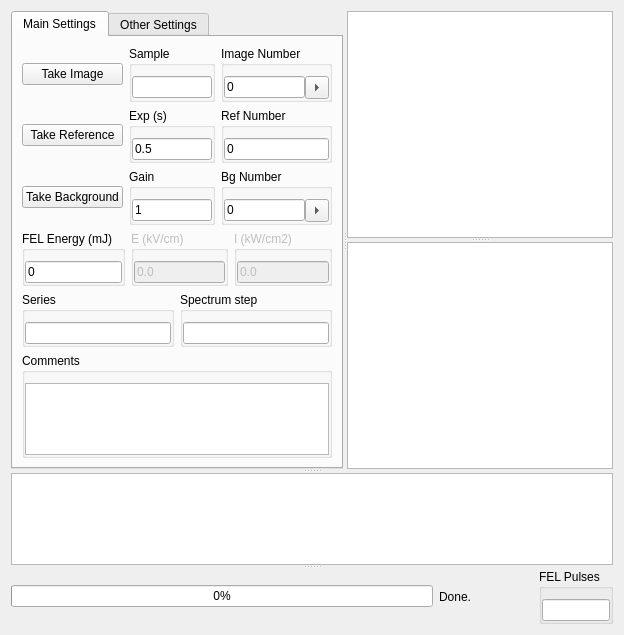
Above: UIs/TwoColorAbs.ui from SherwinGroup/EMCCD-psychic before the change. Below: the same form after it.
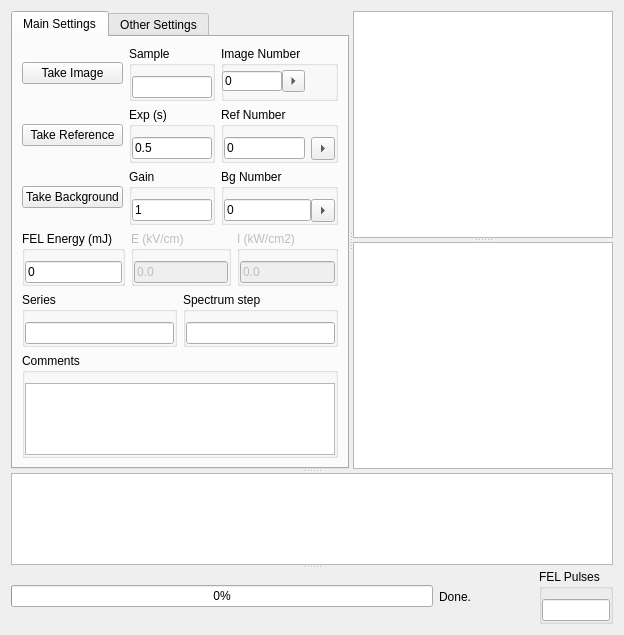
That is the form after the change. Custom widgets are drawn as their Qt base class.

Patch:
```diff
--- a/UIs/TwoColorAbs.ui
+++ b/UIs/TwoColorAbs.ui
@@ -236,40 +236,35 @@
              <property name="checkable">
               <bool>false</bool>
              </property>
-             <layout class="QGridLayout" name="gridLayout_7">
-              <property name="leftMargin">
-               <number>0</number>
+             <widget class="QINumberEdit" name="tCCDImageNum">
+              <property name="geometry">
+               <rect>
+                <x>1</x>
+                <y>25</y>
+                <width>60</width>
+                <height>20</height>
+               </rect>
               </property>
-              <property name="topMargin">
-               <number>10</number>
+              <property name="text">
+               <string>0</string>
               </property>
-              <property name="rightMargin">
-               <number>0</number>
+             </widget>
+             <widget class="QToolButton" name="bProcessImageSequence">
+              <property name="geometry">
+               <rect>
+                <x>61</x>
+                <y>24</y>
+                <width>23</width>
+                <height>22</height>
+               </rect>
               </property>
-              <property name="bottomMargin">
-               <number>0</number>
+              <property name="text">
+               <string/>
               </property>
-              <property name="spacing">
-               <number>0</number>
+              <property name="arrowType">
+               <enum>Qt::RightArrow</enum>
               </property>
-              <item row="0" column="0">
-               <widget class="QINumberEdit" name="tCCDImageNum">
-                <property name="text">
-                 <string>0</string>
-                </property>
-               </widget>
-              </item>
-              <item row="0" column="1">
-               <widget class="QToolButton" name="bProcessImageSequence">
-                <property name="text">
-                 <string/>
-                </property>
-                <property name="arrowType">
-                 <enum>Qt::RightArrow</enum>
-                </property>
-               </widget>
-              </item>
-             </layout>
+             </widget>
             </widget>
            </item>
            <item row="3" column="2">
@@ -300,6 +295,16 @@
                 </property>
                </widget>
               </item>
+              <item>
+               <widget class="QToolButton" name="bProcessReferenceSequence">
+                <property name="text">
+                 <string/>
+                </property>
+                <property name="arrowType">
+                 <enum>Qt::RightArrow</enum>
+                </property>
+               </widget>
+              </item>
              </layout>
             </widget>
            </item>
@@ -927,6 +932,37 @@
              </layout>
             </widget>
            </item>
+           <item row="4" column="3">
+            <widget class="QGroupBox" name="groupBox_17">
+             <property name="title">
+              <string>LED Power (mW)</string>
+             </property>
+             <property name="flat">
+              <bool>true</bool>
+             </property>
+             <layout class="QHBoxLayout" name="horizontalLayout_19">
+              <property name="leftMargin">
+               <number>0</number>
+              </property>
+              <property name="topMargin">
+               <number>10</number>
+              </property>
+              <property name="rightMargin">
+               <number>0</number>
+              </property>
+              <property name="bottomMargin">
+               <number>0</number>
+              </property>
+              <item>
+               <widget class="QLineEdit" name="tCCDLEDPower">
+                <property name="text">
+                 <string>0</string>
+                </property>
+               </widget>
+              </item>
+             </layout>
+            </widget>
+           </item>
           </layout>
          </item>
         </layout>
```
Left out of the diff: 4 changed lines with no effect on the pictures.
